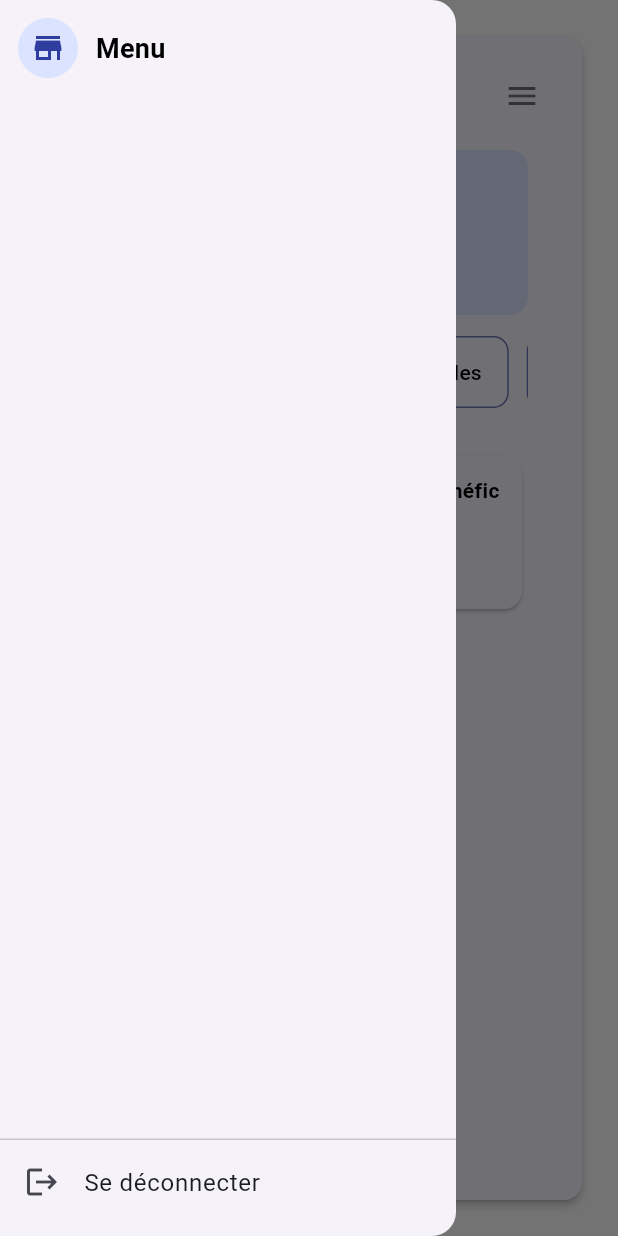
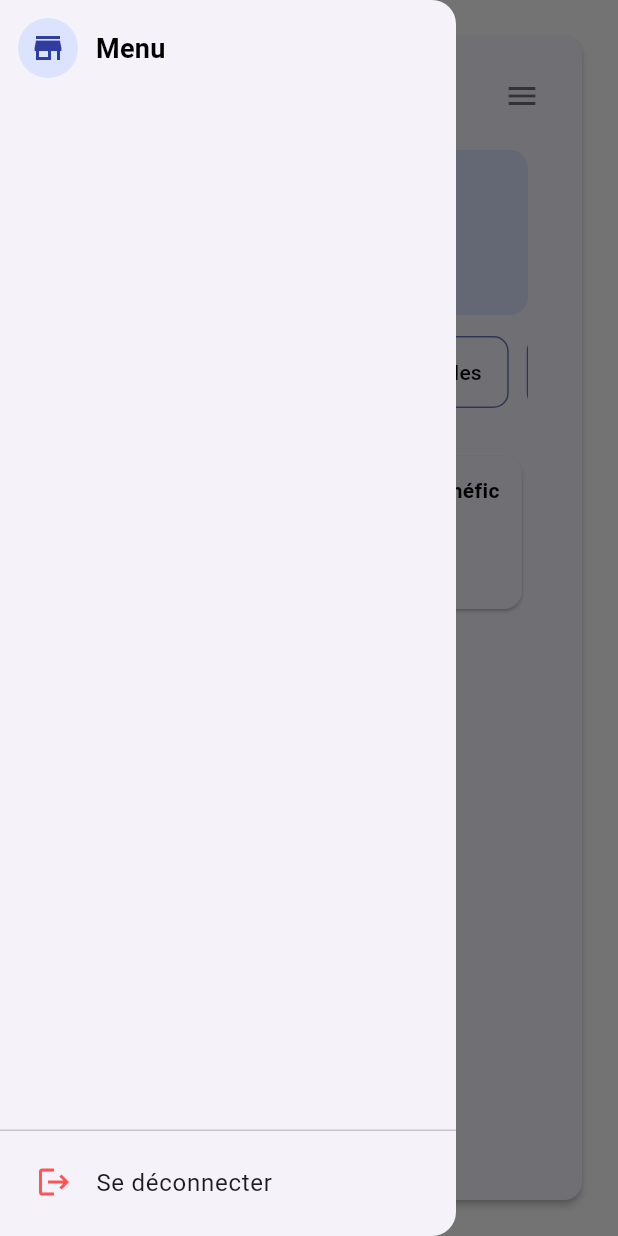
Before and after one commit to GaetanG2/management_app, a Flutter app: the HomePage screen opened directly with empty values, with the side drawer open, on a phone screen of 412 x 824 dp. Run offline on Flutter 3.47's test engine with Material 3 defaults, Android fonts, the phone set to English and light mode, and no system bars; our stand-ins replace flutter_riverpod, flutter_secure_storage, sqflite, sqflite_common_ffi; missing offline and left inert: file_selector; accounts and stored records are empty.

Commit message:
feat: Implement core features for boutique management app

```diff
--- a/lib/main.dart
+++ b/lib/main.dart
@@ -213,29 +213,60 @@ class _HomePageState extends ConsumerState<HomePage> {
               ),
               const SizedBox(height: 12),
               Expanded(
-                child: ListView.separated(
-                  padding: const EdgeInsets.symmetric(horizontal: 8),
+                child: ListView.builder(
+                  padding: const EdgeInsets.symmetric(horizontal: 8, vertical: 8),
                   itemCount: menuItems.length,
-                  separatorBuilder: (_, __) => const Divider(),
                   itemBuilder: (ctx, i) {
                     final it = menuItems[i];
                     final id = it['id'] as String;
-                    return ListTile(
-                      leading: Icon(it['icon'] as IconData, color: _selected == id ? AppTheme.primary : null),
-                      title: Text(it['label'] as String),
-                      selected: _selected == id,
+                    final selected = _selected == id;
+                    return Padding(
+                      padding: const EdgeInsets.symmetric(vertical: 6.0),
+                      child: Material(
+                        color: selected ? AppTheme.primary.withOpacity(0.04) : Colors.transparent,
+                        borderRadius: BorderRadius.circular(8),
+                        child: InkWell(
+                          borderRadius: BorderRadius.circular(8),
                           onTap: () {
                             setState(() => _selected = id);
                             if (narrow) Navigator.of(context).pop();
                           },
+                          child: Row(
+                            children: [
+                              // accent bar
+                              Container(
+                                width: 4,
+                                height: 48,
+                                margin: const EdgeInsets.only(right: 8),
+                                decoration: BoxDecoration(color: selected ? AppTheme.primary : Colors.transparent, borderRadius: BorderRadius.circular(2)),
+                              ),
+                              Expanded(
+                                child: Padding(
+                                  padding: const EdgeInsets.symmetric(vertical: 6.0),
+                                  child: Row(children: [
+                                    Icon(it['icon'] as IconData, color: selected ? AppTheme.primary : Colors.grey[700]),
+                                    const SizedBox(width: 12),
+                                    Text(it['label'] as String, style: TextStyle(fontWeight: selected ? FontWeight.w600 : FontWeight.w500)),
+                                  ]),
+                                ),
+                              ),
+                            ],
+                          ),
+                        ),
+                      ),
                     );
                   },
                 ),
               ),
-              const Divider(),
-              ListTile(
-                leading: const Icon(Icons.logout),
-                title: const Text('Se déconnecter'),
+              const SizedBox(height: 6),
+              Divider(),
+              const SizedBox(height: 6),
+              Padding(
+                padding: const EdgeInsets.symmetric(horizontal: 8.0),
+                child: Material(
+                  color: Colors.transparent,
+                  child: InkWell(
+                    borderRadius: BorderRadius.circular(8),
                     onTap: () async {
                       final notifier = ref.read(authProvider.notifier);
                       final navigator = Navigator.of(context);
@@ -243,6 +274,12 @@ class _HomePageState extends ConsumerState<HomePage> {
                       if (!mounted) return;
                       navigator.pushAndRemoveUntil(MaterialPageRoute(builder: (_) => const LoginPage()), (r) => false);
                     },
+                    child: ListTile(
+                      leading: const Icon(Icons.logout, color: Colors.redAccent),
+                      title: const Text('Se déconnecter'),
+                    ),
+                  ),
+                ),
               ),
               const SizedBox(height: 8),
             ],
```
Lines whose indentation alone changed are shown as unchanged.
